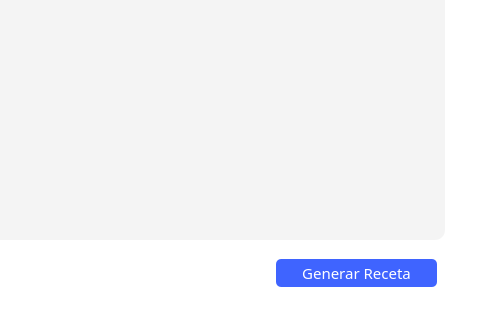
Before: the Qt Designer form hospital-Core/Widgets/Medico/medico_generar_receta.ui in MrDanielG/Hospital-SCRUM, drawn with Qt 5; both pictures show x 886 to 1366 and y 391 to 711 of the 1366 by 711 pixel window.
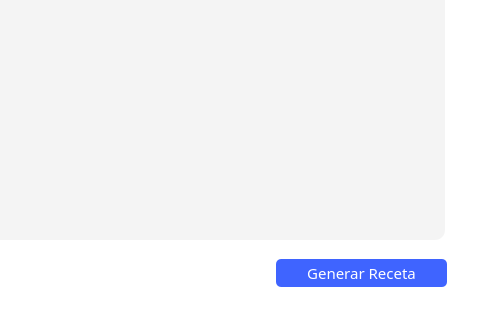
After: the same form once the commit is applied.

Commit message: Funcionalidad Catalogo Recetas

Diff of the .ui file:
```diff
--- a/hospital-Core/Widgets/Medico/medico_generar_receta.ui
+++ b/hospital-Core/Widgets/Medico/medico_generar_receta.ui
@@ -33,9 +33,9 @@
    <property name="geometry">
     <rect>
      <x>20</x>
-     <y>40</y>
+     <y>20</y>
      <width>351</width>
-     <height>651</height>
+     <height>671</height>
     </rect>
    </property>
    <property name="styleSheet">
@@ -51,7 +51,7 @@
       <x>0</x>
       <y>0</y>
       <width>351</width>
-      <height>651</height>
+      <height>671</height>
      </rect>
     </property>
     <layout class="QGridLayout" name="gridLayout_3">
@@ -83,7 +83,7 @@
     <rect>
      <x>1162</x>
      <y>650</y>
-     <width>161</width>
+     <width>171</width>
      <height>28</height>
     </rect>
    </property>
@@ -114,7 +114,7 @@
     <string>Generar Receta</string>
    </property>
   </widget>
-  <widget class="QWidget" name="">
+  <widget class="QWidget" name="layoutWidget">
    <property name="geometry">
     <rect>
      <x>422</x>
@@ -163,7 +163,7 @@
     </item>
    </layout>
   </widget>
-  <widget class="QWidget" name="">
+  <widget class="QWidget" name="layoutWidget">
    <property name="geometry">
     <rect>
      <x>780</x>
```
The commit also changes 9 other files.
